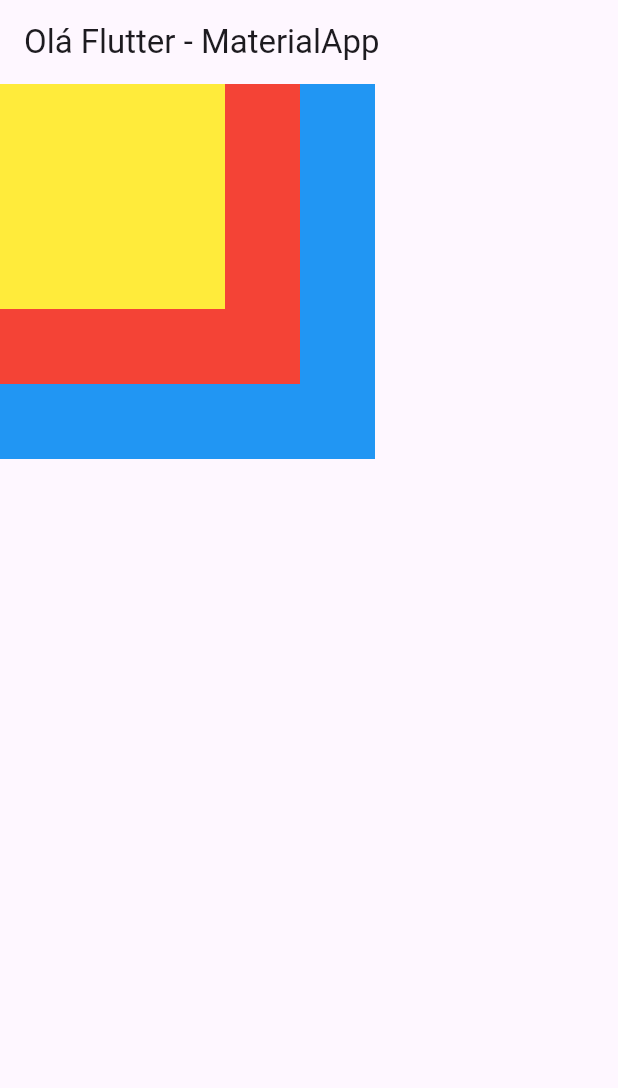
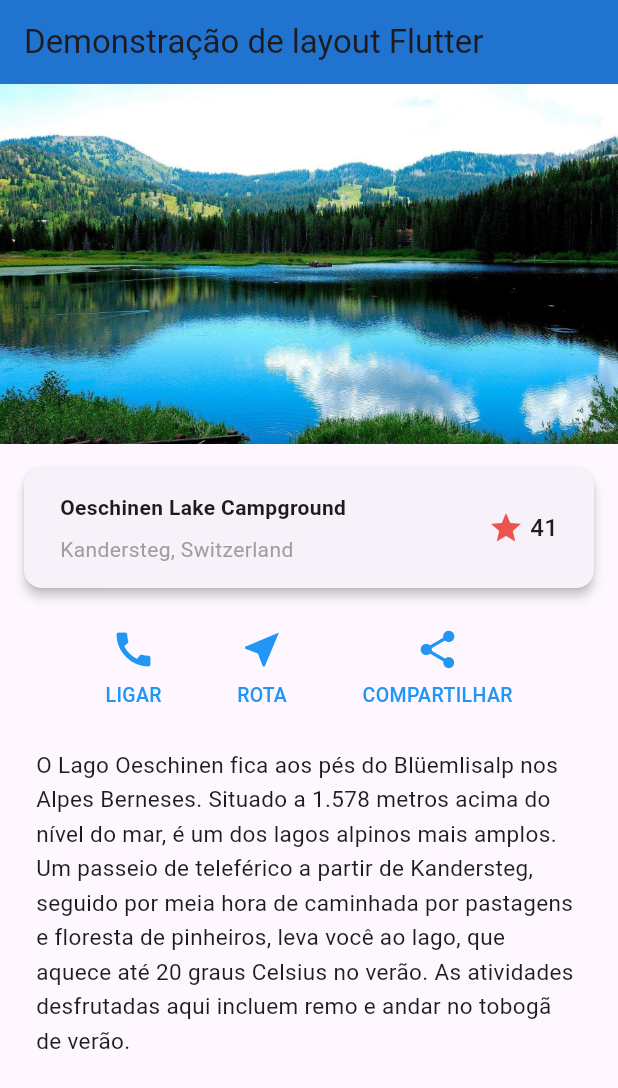
Before and after one commit to rianjsp/missao-pratica-2-mundo-5, a Flutter app: the screen it shows after launch, on a phone screen of 412 x 824 dp. Shown: the top 1088 px of the screen. Run offline on Flutter 3.47's test engine with Material 3 defaults, Android fonts, the phone set to English and light mode, and no system bars.

Commit message:
Git update all content
Update do codigo por completo.

Att Main.dart
Att Title_area
Add Assets\image

Functions e widgets..

```diff
--- /dev/null
+++ b/lib/components/title_area.dart
@@ -0,0 +1,27 @@
+import 'package:flutter/material.dart';
+
+class TitleArea extends StatelessWidget {
+  const TitleArea({super.key});
+
+  @override
+  Widget build(BuildContext context) {
+    return Expanded(
+      child: Column(
+        crossAxisAlignment: CrossAxisAlignment.start,
+        children: [
+          Container(
+            padding: const EdgeInsets.only(bottom: 8),
+            child: const Text(
+              'Oeschinen Lake Campground',
+              style: TextStyle(fontWeight: FontWeight.bold),
+            ),
+          ),
+          const Text(
+            'Kandersteg, Switzerland',
+            style: TextStyle(color: Colors.grey),
+          ),
+        ],
+      ),
+    );
+  }
+}
--- a/lib/main.dart
+++ b/lib/main.dart
@@ -1,27 +1,102 @@
 import 'package:flutter/material.dart';
+import 'components/title_area.dart';
 
 void main() {
-  runApp(
-    MaterialApp(home: StatelessWidgetExemplo("Olá Flutter - MaterialApp")),
-  );
+  runApp(const MyApp());
 }
 
-class StatelessWidgetExemplo extends StatelessWidget {
-  final String appBarTitle;
+class MyApp extends StatelessWidget {
+  const MyApp({Key? key}) : super(key: key);
 
-  // Construtor da classe
-  const StatelessWidgetExemplo(this.appBarTitle, {super.key});
+  Column _buildButtonColumn(Color color, IconData icon, String label) {
+    return Column(
+      mainAxisSize: MainAxisSize.min,
+      mainAxisAlignment: MainAxisAlignment.center,
+      children: [
+        Icon(icon, color: color, size: 30),
+        const SizedBox(height: 6),
+        Text(
+          label,
+          style: TextStyle(
+            fontSize: 13,
+            fontWeight: FontWeight.w500,
+            color: color,
+          ),
+        ),
+      ],
+    );
+  }
 
   @override
   Widget build(BuildContext context) {
-    return Scaffold(
-      appBar: AppBar(title: Text(appBarTitle)),
-      body: Stack(
+    Color color = Colors.blue;
+
+    Widget titleSection = Card(
+      elevation: 3,
+      margin: const EdgeInsets.all(16),
+      child: Padding(
+        padding: const EdgeInsets.symmetric(horizontal: 24, vertical: 16),
+        child: Row(
+          children: [
+            const Expanded(child: TitleArea()),
+            Icon(Icons.star, color: Colors.red[400]),
+            const SizedBox(width: 4),
+            const Text(
+              '41',
+              style: TextStyle(fontWeight: FontWeight.w500, fontSize: 16),
+            ),
+          ],
+        ),
+      ),
+    );
+
+    Widget textSection = Padding(
+      padding: const EdgeInsets.symmetric(horizontal: 24, vertical: 16),
+      child: const Text(
+        'O Lago Oeschinen fica aos pés do Blüemlisalp nos Alpes Berneses. Situado a 1.578 '
+        'metros acima do nível do mar, é um dos lagos alpinos mais amplos. Um passeio de '
+        'teleférico a partir de Kandersteg, seguido por meia hora de caminhada por pastagens e '
+        'floresta de pinheiros, leva você ao lago, que aquece até 20 graus Celsius no verão. As '
+        'atividades desfrutadas aqui incluem remo e andar no tobogã de verão.',
+        style: TextStyle(fontSize: 15, height: 1.5),
+        softWrap: true,
+      ),
+    );
+
+    Widget buttonSection = Padding(
+      padding: const EdgeInsets.symmetric(vertical: 10, horizontal: 20),
+      child: Row(
+        mainAxisAlignment: MainAxisAlignment.spaceEvenly,
         children: [
-          Container(width: 250, height: 250, color: Colors.blue),
-          Container(width: 200, height: 200, color: Colors.red),
-          Container(width: 150, height: 150, color: Colors.yellow),
+          _buildButtonColumn(color, Icons.call, 'LIGAR'),
+          _buildButtonColumn(color, Icons.near_me, 'ROTA'),
+          _buildButtonColumn(color, Icons.share, 'COMPARTILHAR'),
         ],
+      ),
+    );
+
+    return MaterialApp(
+      debugShowCheckedModeBanner: false,
+      title: 'Demonstração de layout Flutter',
+      home: Scaffold(
+        appBar: AppBar(
+          title: const Text('Demonstração de layout Flutter'),
+          backgroundColor: Colors.blue[700],
+          elevation: 4,
+        ),
+        body: ListView(
+          children: [
+            Image.asset(
+              'assets/images/lake.jpg',
+              width: 600,
+              height: 240,
+              fit: BoxFit.cover,
+            ),
+            titleSection,
+            buttonSection,
+            textSection,
+          ],
+        ),
       ),
     );
   }
--- a/pubspec.yaml
+++ b/pubspec.yaml
@@ -1,6 +1,6 @@
 name: flutter_application_1
 description: "A new Flutter project."
-publish_to: 'none'
+publish_to: "none"
 version: 0.1.0
 
 environment:
@@ -17,3 +17,5 @@ dev_dependencies:
 
 flutter:
   uses-material-design: true
+  assets:
+    - assets/images/lake.jpg
```
Also changed, not shown: assets/images/lake.jpg (added).
